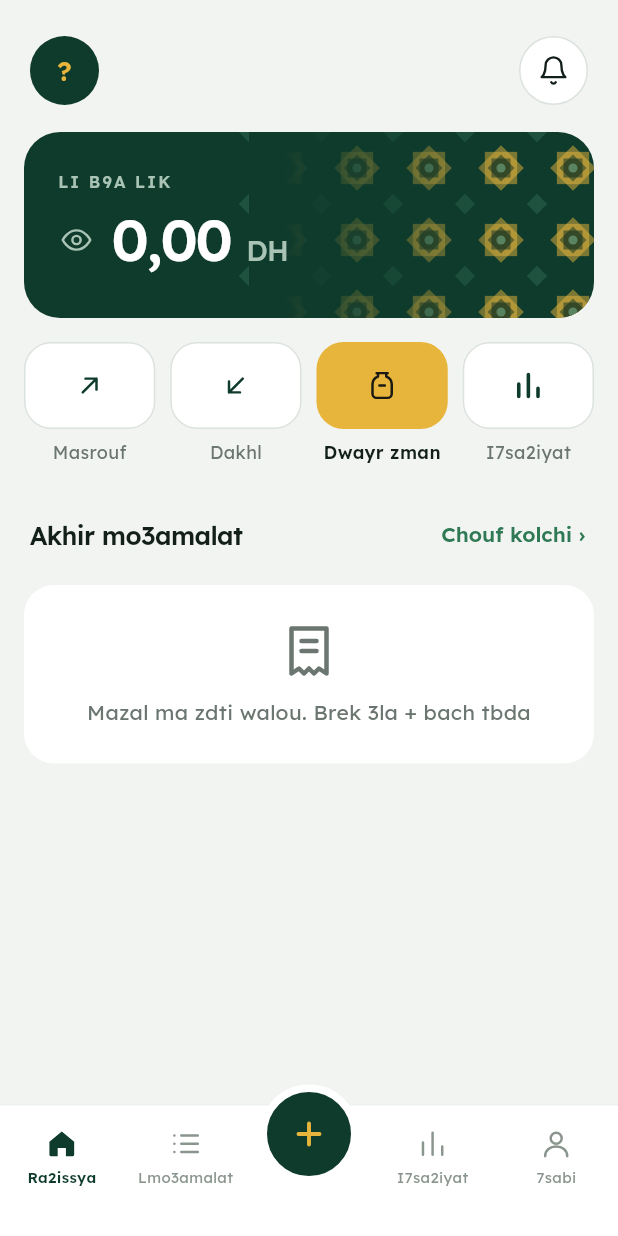
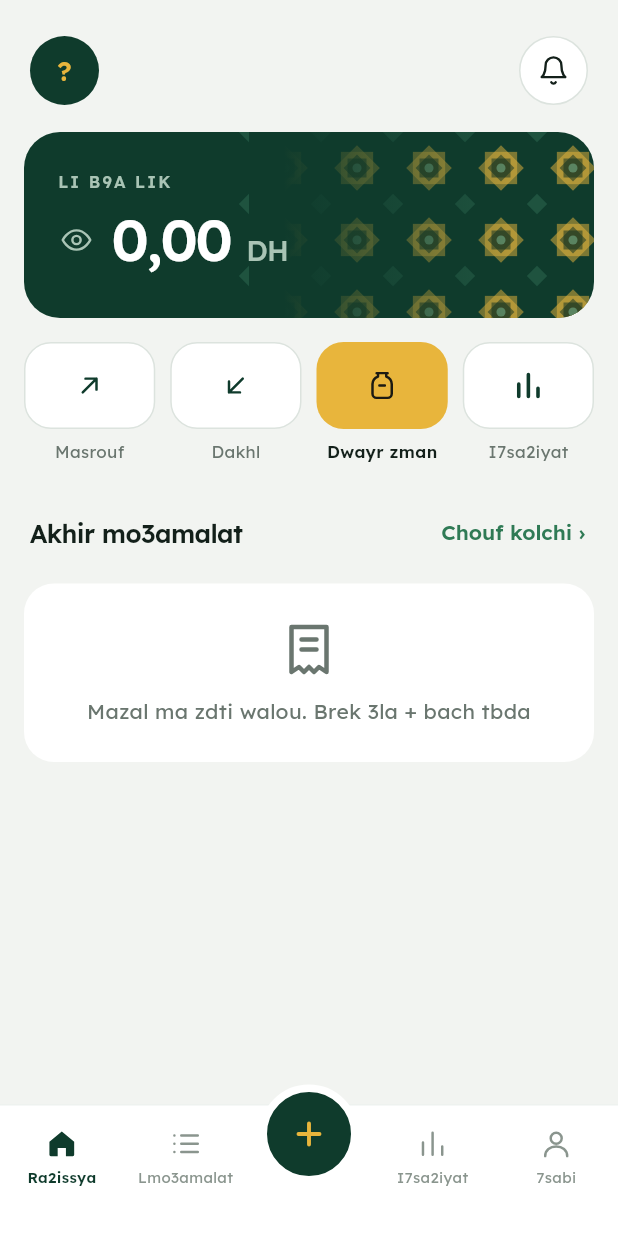
Before and after one commit to flymoa/masarif, a Flutter app: the screen it shows once a user with an empty profile is signed in, on a phone screen of 412 x 824 dp. Run offline on Flutter 3.47's test engine with Material 3 defaults, Android fonts, the phone set to English and light mode, and no system bars; our stand-ins replace cloud_firestore, firebase_auth, firebase_core, flutter_riverpod, flutter_svg, go_router and 2 more; accounts and stored records are empty.

Commit message:
Ra2issya: smiyat dyal les boutonat f str wa7ed

```diff
--- a/masarif_app/lib/screens/home.dart
+++ b/masarif_app/lib/screens/home.dart
@@ -87,7 +87,17 @@ class _HomeScreenState extends ConsumerState<HomeScreen> {
                   child: Ic(icon, color: gold ? AppColors.onGold : c.brandFg, size: 22),
                 ),
                 const SizedBox(height: 7),
-                Text(label, style: TextStyle(fontSize: 12, fontWeight: gold ? FontWeight.w600 : FontWeight.w400, color: gold ? c.text : c.muted)),
+                // Dima f str wa7ed: ila ma kafatch l blasa, l kelma katsghar chwiya.
+                SizedBox(
+                  height: 16,
+                  child: FittedBox(
+                    fit: BoxFit.scaleDown,
+                    child: Text(label,
+                        maxLines: 1,
+                        softWrap: false,
+                        style: TextStyle(fontSize: 12, fontWeight: gold ? FontWeight.w600 : FontWeight.w400, color: gold ? c.text : c.muted)),
+                  ),
+                ),
               ]),
             ),
           ),
```
